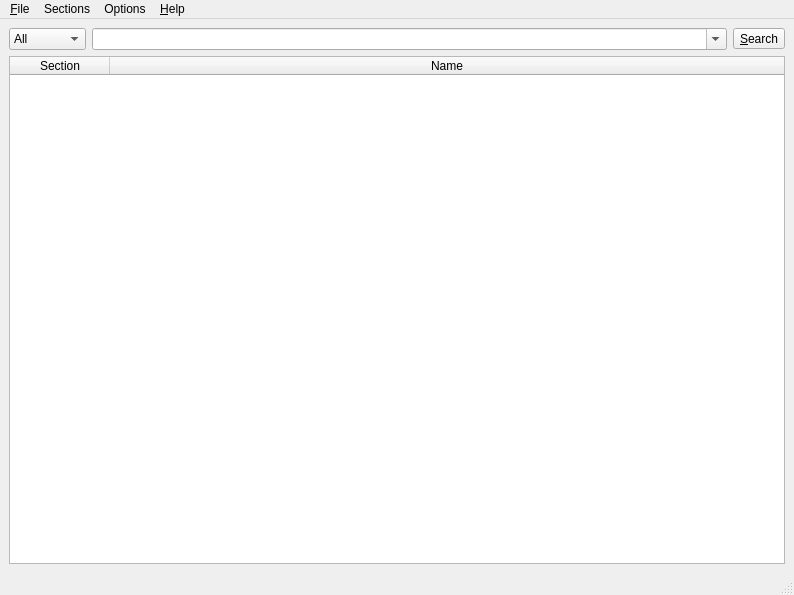
The window that manpager/main.ui (QtPlay/coastal-qt) describes before a commit, drawn with Qt 5.
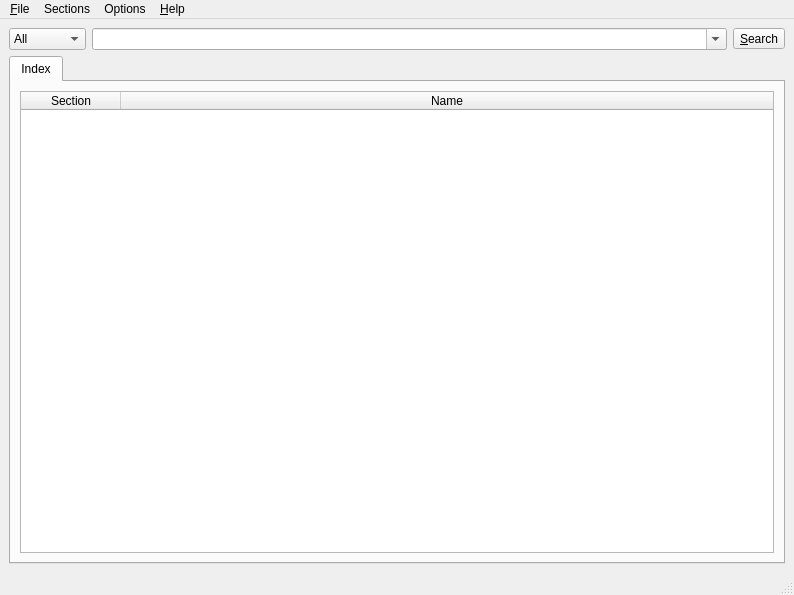
The same window after the commit.

Commit message: We will do tabbed interface for manpager

```diff
--- a/manpager/main.ui
+++ b/manpager/main.ui
@@ -96,6 +96,16 @@
        </layout>
       </item>
       <item>
+       <widget class="QTabWidget" name="tabs">
+        <property name="currentIndex">
+         <number>0</number>
+        </property>
+        <widget class="QWidget" name="indexTab">
+         <attribute name="title">
+          <string>Index</string>
+         </attribute>
+         <layout class="QGridLayout" name="gridLayout_2">
+          <item row="0" column="0">
        <widget class="QTableWidget" name="indexTable">
         <attribute name="horizontalHeaderStretchLastSection">
          <bool>true</bool>
@@ -116,6 +126,10 @@
        </widget>
       </item>
      </layout>
+        </widget>
+       </widget>
+      </item>
+     </layout>
     </item>
    </layout>
   </widget>
```
Left out of the diff: 2 changed lines with no effect on the pictures. Lines whose indentation alone changed are shown as unchanged.
